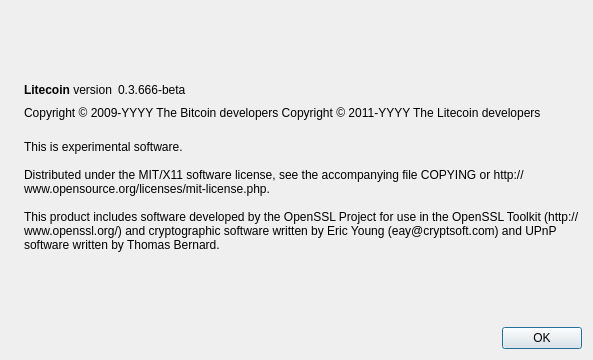
This is src/qt/forms/aboutdialog.ui in ShardScape/ShardScrypt as Qt 5 draws it before an edit. The edited form follows.
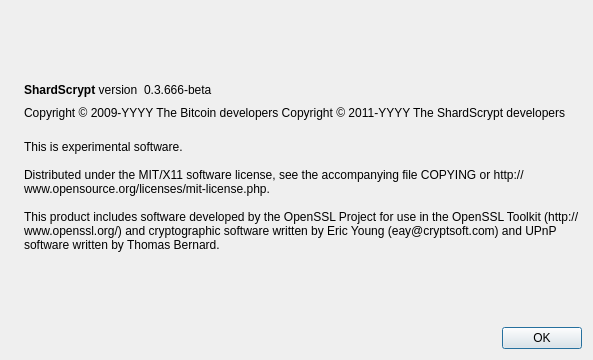
This is the edited form. Icons and pictures are not drawn.

Diff of the .ui file:
```diff
--- a/src/qt/forms/aboutdialog.ui
+++ b/src/qt/forms/aboutdialog.ui
@@ -50,7 +50,7 @@
           <cursorShape>IBeamCursor</cursorShape>
          </property>
          <property name="text">
-          <string>&lt;b&gt;Litecoin&lt;/b&gt; version</string>
+          <string>&lt;b&gt;ShardScrypt&lt;/b&gt; version</string>
          </property>
          <property name="textInteractionFlags">
           <set>Qt::LinksAccessibleByMouse|Qt::TextSelectableByKeyboard|Qt::TextSelectableByMouse</set>
@@ -92,7 +92,7 @@
        </property>
        <property name="text">
         <string notr="true">Copyright &amp;copy; 2009-YYYY The Bitcoin developers
-Copyright &amp;copy; 2011-YYYY The Litecoin developers</string>
+Copyright &amp;copy; 2011-YYYY The ShardScrypt developers</string>
        </property>
        <property name="textFormat">
         <enum>Qt::RichText</enum>
```
Left out of the diff: 2 changed lines with no effect on the pictures.
